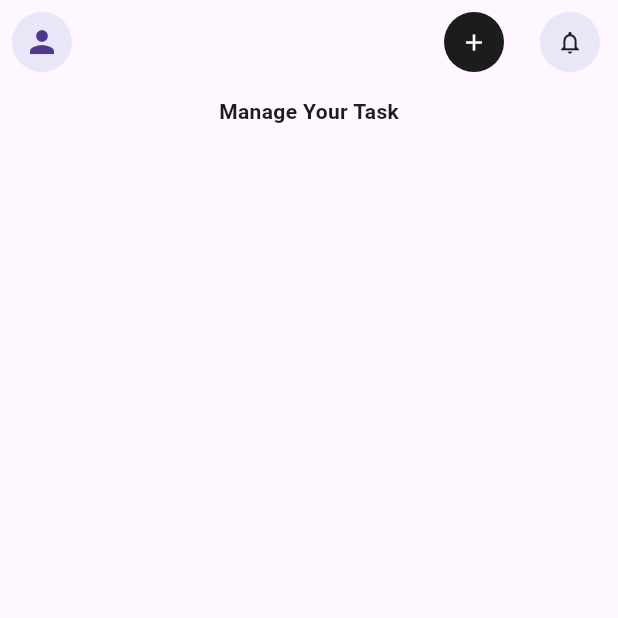
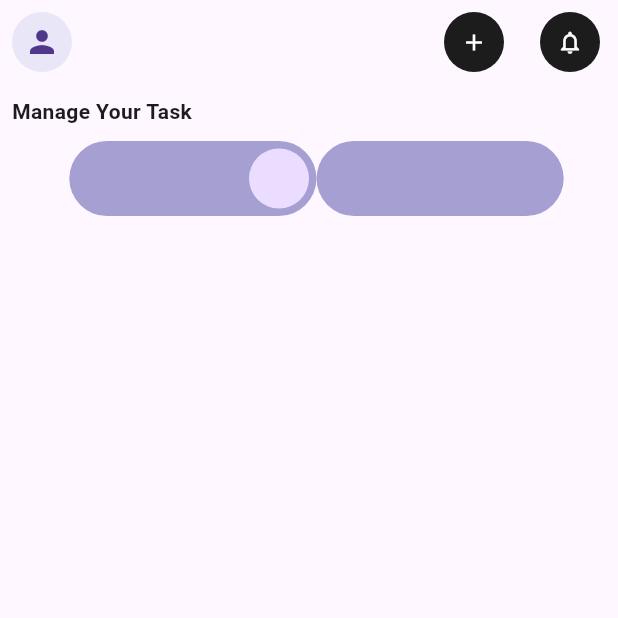
Before and after one commit to alisonalmeida/task_app, a Flutter app: the screen it shows after launch, on a phone screen of 412 x 824 dp, the top half of it. Run offline on Flutter 3.47's test engine with Material 3 defaults, Android fonts, the phone set to English and light mode, and no system bars.

Commit message:
applied theme e consts

```diff
--- /dev/null
+++ b/lib/app_theme.dart
@@ -0,0 +1,14 @@
+import 'package:flutter/material.dart';
+
+const mainColor = Color.fromRGBO(233, 230, 248, 1);
+const secondaryColor = Color.fromRGBO(28, 28, 28, 1);
+
+ThemeData mainTheme = ThemeData(
+  primaryColor: mainColor,
+  iconButtonTheme: IconButtonThemeData(
+    style: ButtonStyle(
+      backgroundColor: WidgetStateProperty.all(secondaryColor), // Substitua
+      iconColor: WidgetStateProperty.all(Colors.white), // Substitua
+    ),
+  ),
+);
--- /dev/null
+++ b/lib/consts.dart
@@ -0,0 +1,3 @@
+import 'package:flutter/material.dart';
+
+const defaultPadding = EdgeInsets.all(8);
--- a/lib/main.dart
+++ b/lib/main.dart
@@ -1,4 +1,6 @@
 import 'package:flutter/material.dart';
+import 'package:task_app/app_theme.dart';
+import 'package:task_app/consts.dart';
 
 void main() {
   runApp(const MainApp());
@@ -9,56 +11,116 @@ class MainApp extends StatelessWidget {
 
   @override
   Widget build(BuildContext context) {
+    MediaQueryData mediaQueryData = MediaQuery.of(context);
     return MaterialApp(
+      routes: {},
       debugShowCheckedModeBanner: false,
       home: Scaffold(
           appBar: AppBar(
-            leading: Padding(
-              padding: const EdgeInsets.all(8.0),
-              child: CircleAvatar(
-                backgroundColor: Color.fromRGBO(233, 230, 248, 1),
-                child: Icon(Icons.person),
-              ),
-            ),
-            actions: [
-              Padding(
-                  padding: const EdgeInsets.all(8.0),
-                  child: IconButton(
-                    onPressed: () {},
-                    icon: Icon(Icons.add),
-                    iconSize: 18,
-                    style: ElevatedButton.styleFrom(
-                        backgroundColor: Color.fromRGBO(28, 28, 28, 1),
-                        iconColor: Colors.white),
-                  )),
-              Padding(
-                padding: const EdgeInsets.all(8.0),
-                child: IconButton(
-                  iconSize: 18,
-                  onPressed: () {},
-                  icon: Icon(Icons.notifications_none),
-                  style: ElevatedButton.styleFrom(
-                    backgroundColor: Color.fromRGBO(233, 230, 248, 1),
-                    iconColor: Color.fromRGBO(28, 28, 28, 1),
-                  ),
-                ),
-              )
-            ],
+            leading: UserAvatar(),
+            actions: [AddButton(), NotificationButton()],
           ),
           body: Padding(
-            padding: const EdgeInsets.all(8.0),
+            padding: defaultPadding,
             child: Column(
+              crossAxisAlignment: CrossAxisAlignment.start,
               children: [
                 Text(
                   "Manage Your Task",
                   style: TextStyle(fontWeight: FontWeight.bold),
                 ),
+                SizedBox(height: 10),
                 Row(
-                  children: [],
-                )
+                  mainAxisAlignment: MainAxisAlignment.center,
+                  children: [
+                    SizedBox(width: 10),
+                    Stack(
+                      children: [
+                        Container(
+                          decoration: BoxDecoration(
+                              borderRadius: BorderRadius.circular(40),
+                              color: Color.fromRGBO(166, 160, 210, 1)),
+                          padding: defaultPadding,
+                          height: 50,
+                          width: mediaQueryData.size.width * 0.4,
+                        ),
+                        Positioned(
+                          right: 5,
+                          top: 5,
+                          child: Container(
+                            constraints: BoxConstraints(maxWidth: 45),
+                            child: CircleAvatar(),
+                          ),
+                        ),
+                      ],
+                    ),
+                    Container(
+                      decoration: BoxDecoration(
+                          borderRadius: BorderRadius.circular(40),
+                          color: Color.fromRGBO(166, 160, 210, 1)),
+                      padding: defaultPadding,
+                      height: 50,
+                      width: mediaQueryData.size.width * 0.4,
+                    ),
+                  ],
+                ),
               ],
             ),
           )),
     );
   }
 }
+
+class NotificationButton extends StatelessWidget {
+  const NotificationButton({
+    super.key,
+  });
+
+  @override
+  Widget build(BuildContext context) {
+    return Padding(
+      padding: defaultPadding,
+      child: IconButton(
+        iconSize: 18,
+        onPressed: () {},
+        icon: Icon(Icons.notifications_none),
+        style: mainTheme.iconButtonTheme.style,
+      ),
+    );
+  }
+}
+
+class AddButton extends StatelessWidget {
+  const AddButton({
+    super.key,
+  });
+
+  @override
+  Widget build(BuildContext context) {
+    return Padding(
+        padding: defaultPadding,
+        child: IconButton(
+          onPressed: () {},
+          icon: Icon(Icons.add),
+          iconSize: 18,
+          style: mainTheme.iconButtonTheme.style,
+        ));
+  }
+}
+
+class UserAvatar extends StatelessWidget {
+  const UserAvatar({
+    super.key,
+  });
+
+  @override
+  Widget build(BuildContext context) {
+    return Padding(
+      padding: defaultPadding,
+      child: CircleAvatar(
+        backgroundColor: mainColor,
+        child: Icon(Icons.person),
+      ),
+    );
+  }
+}
```
